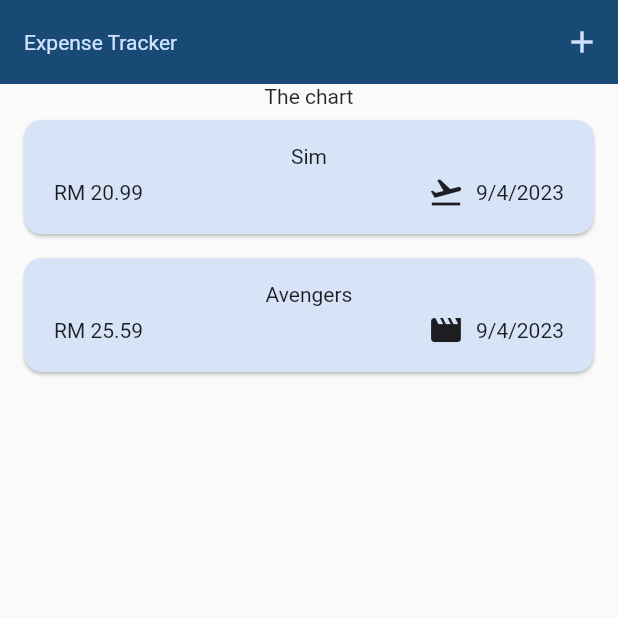
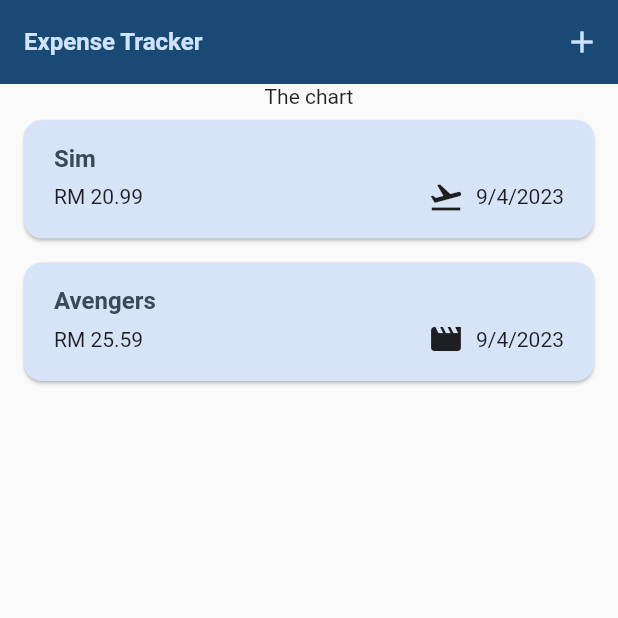
Before and after one commit to hanani14/expensetracker, a Flutter app: the screen it shows after launch, on a phone screen of 412 x 824 dp, the top half of it. Run offline on Flutter 3.47's test engine with Material 2 defaults, Android fonts, the phone set to English and light mode, and no system bars.

Commit message:
Theme Data in Widgets

```diff
--- a/lib/main.dart
+++ b/lib/main.dart
@@ -13,7 +13,7 @@ void main() {
           margin: const EdgeInsets.symmetric(horizontal:16,vertical: 8)
         ),
         textTheme: ThemeData().textTheme.copyWith(
-          titleLarge: TextStyle(fontWeight: FontWeight.normal,color: kColorScheme.onSecondaryContainer,fontSize: 14)
+          titleLarge: TextStyle(fontWeight: FontWeight.bold,color: kColorScheme.onSecondaryContainer,fontSize: 16)
         ),
         elevatedButtonTheme: ElevatedButtonThemeData(style: ElevatedButton.styleFrom(backgroundColor: kColorScheme.primaryContainer)),
         appBarTheme: const AppBarTheme().copyWith(
--- a/lib/views/expenses_list/expense_item.dart
+++ b/lib/views/expenses_list/expense_item.dart
@@ -15,8 +15,9 @@ class ExpenseItem extends StatelessWidget {
           vertical: 16,
         ),
         child: Column(
+          crossAxisAlignment: CrossAxisAlignment.start,
           children: [
-            Text(expense.title),
+            Text(expense.title, style: Theme.of(context).textTheme.titleLarge,),
             Separator().heightSeperator(4),
             Row(children: [
               Text('RM ${expense.amount.toStringAsFixed(2)}'),
--- a/lib/views/expenses_list/expenses_list.dart
+++ b/lib/views/expenses_list/expenses_list.dart
@@ -13,6 +13,9 @@ class ExpensesList extends StatelessWidget {
     return ListView.builder(
       itemCount:expenses.length ,
       itemBuilder: (item,index) => Dismissible(
+        background: Container(
+          margin: EdgeInsets.symmetric(horizontal:  Theme.of(context).cardTheme.margin!.horizontal),
+          color: Theme.of(context).colorScheme.error.withOpacity(0.75),),
         onDismissed: (direction){
           onRemoveExpense(expenses[index]);
         },
```
